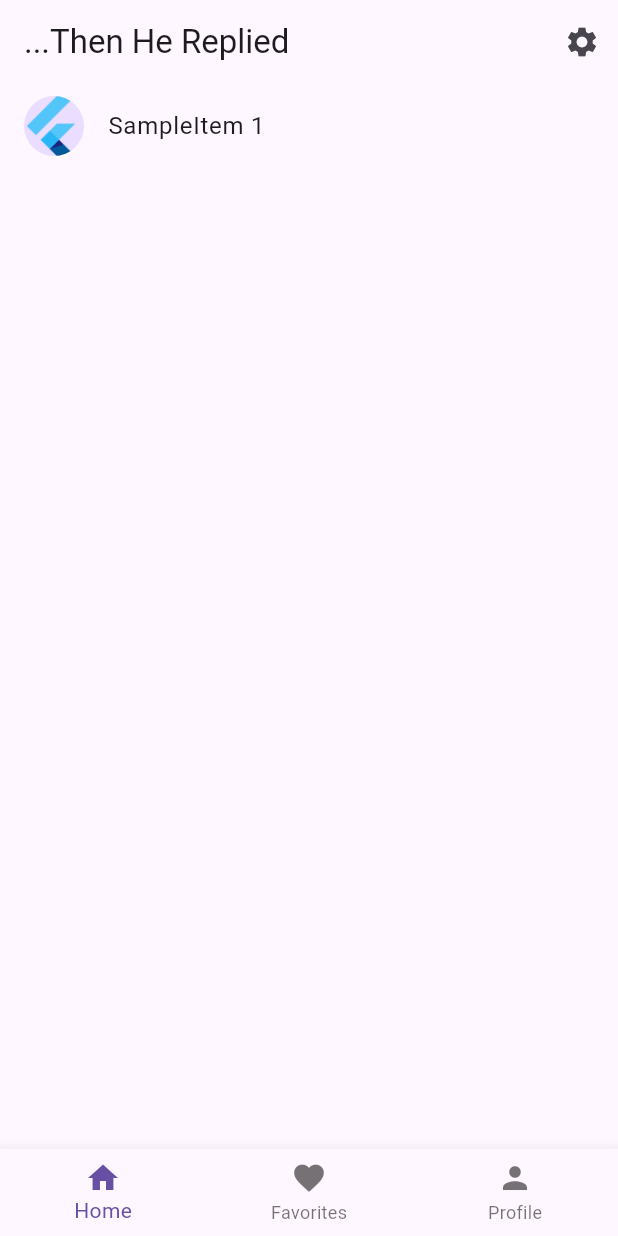
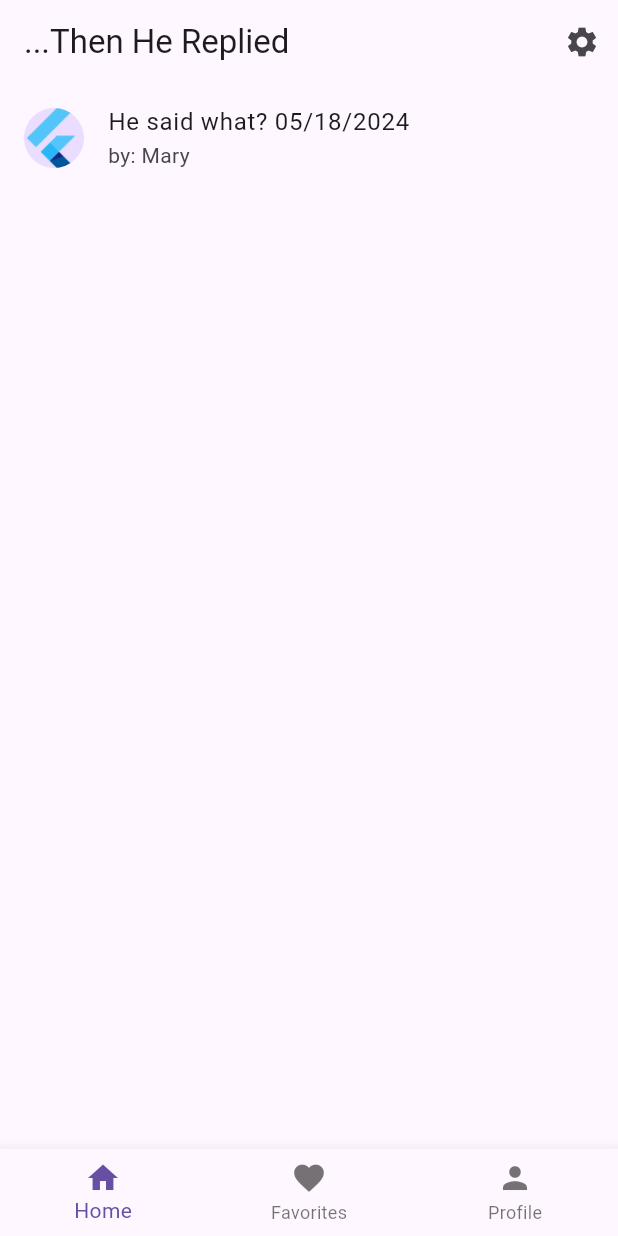
Before and after one commit to BMarx981/then_he_replied, a Flutter app: the screen it shows after launch, on a phone screen of 412 x 824 dp. Run offline on Flutter 3.47's test engine with Material 3 defaults, Android fonts, the phone set to English and light mode, and no system bars; our stand-ins replace flutter_riverpod, riverpod_annotation; generated files the repository leaves out were written again.

Commit message:
Add items.

```diff
--- a/lib/src/reply_list_screen/reply_list_view.dart
+++ b/lib/src/reply_list_screen/reply_list_view.dart
@@ -1,6 +1,8 @@
 import 'package:flutter/material.dart';
 import 'package:flutter_riverpod/flutter_riverpod.dart';
+import 'package:intl/intl.dart';
 import 'package:then_he_replied/src/reply_details_screen/reply_item_details_view.dart';
+import 'package:then_he_replied/src/reply_list_screen/reply_item.dart';
 import 'package:then_he_replied/src/reply_list_screen/reply_list_provider.dart';
 
 class ReplyItemListView extends ConsumerWidget {
@@ -20,7 +22,9 @@ class ReplyItemListView extends ConsumerWidget {
             final item = items[index];
 
             return ListTile(
-                title: Text('SampleItem ${item.id}'),
+                title: Text(
+                    '${item.title} ${DateFormat('MM/dd/yyyy').format(item.date)}'),
+                subtitle: Text('by: ${item.author}'),
                 leading: const CircleAvatar(
                   // Display the Flutter Logo image asset.
                   foregroundImage: AssetImage('assets/images/flutter_logo.png'),
@@ -32,6 +36,7 @@ class ReplyItemListView extends ConsumerWidget {
                   Navigator.restorablePushNamed(
                     context,
                     ReplyItemDetailsView.routeName,
+                    arguments: item.toMap(),
                   );
                 });
           },
--- a/pubspec.yaml
+++ b/pubspec.yaml
@@ -15,7 +15,7 @@ dependencies:
   flutter_localizations:
     sdk: flutter
   flutter_riverpod: ^2.5.1
-
+  intl: ^0.18.1
   riverpod_annotation: ^2.3.5
 
 dev_dependencies:
```
Also changed, not shown: lib/src/reply_details_screen/reply_item_details_view.dart (+6 -3 lines), pubspec.lock, 1 other file.
